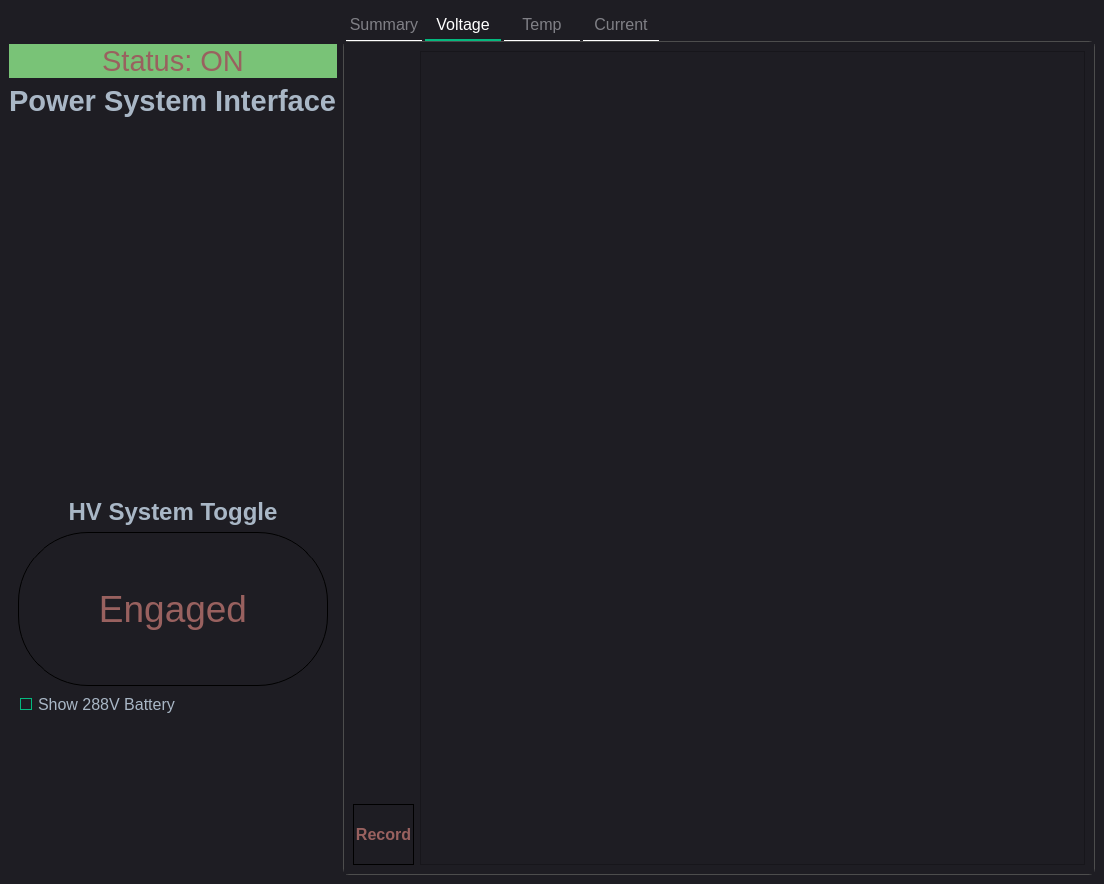
Before: the Qt Designer form gui/interface.ui in ZenghaoWang/hyperloop-power-system, drawn with Qt 5.
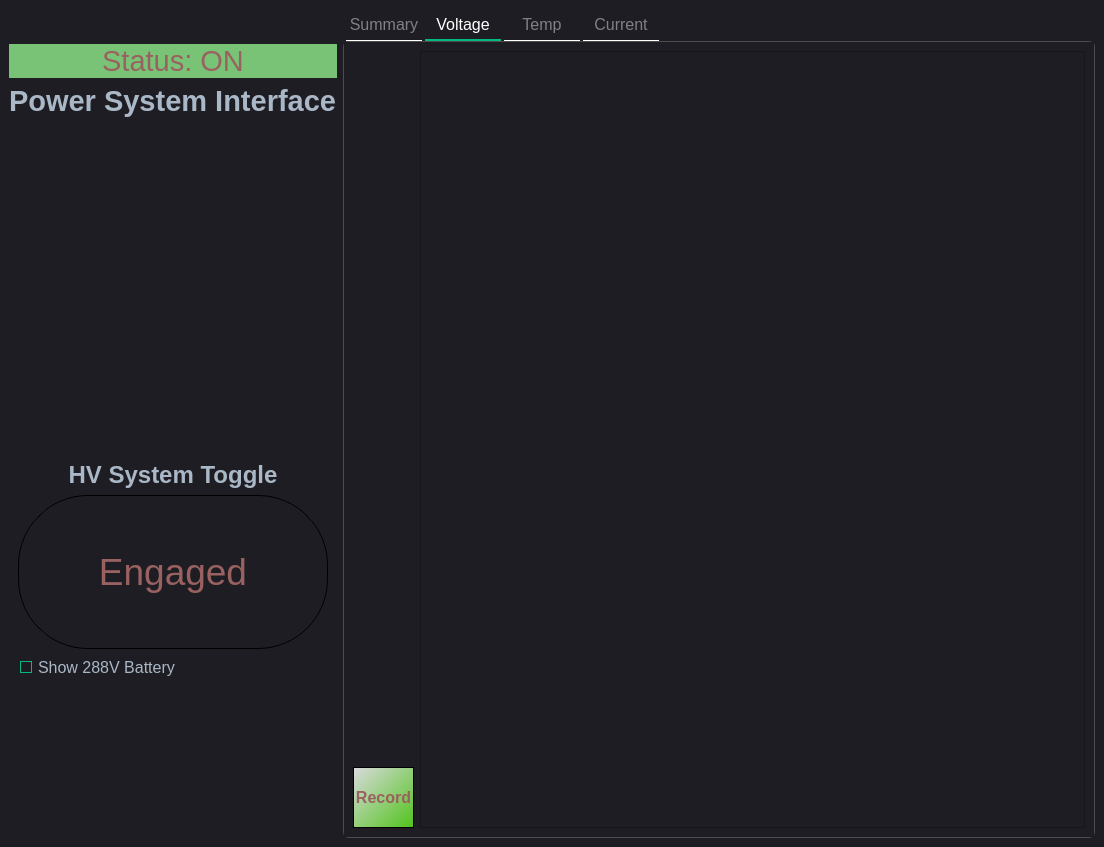
After: the same form once the commit is applied. The open tabs and pages were chosen to show the change. Icons and pictures are not drawn. Custom widgets are drawn as their Qt base class.

Diff of the .ui file:
```diff
--- a/gui/interface.ui
+++ b/gui/interface.ui
@@ -7,7 +7,7 @@
     <x>0</x>
     <y>0</y>
     <width>1104</width>
-    <height>884</height>
+    <height>847</height>
    </rect>
   </property>
   <property name="windowTitle">
@@ -746,7 +746,7 @@
              </font>
             </property>
             <property name="styleSheet">
-             <string notr="true"/>
+             <string notr="true">color: #99615f; background-color: qlineargradient(x1: 0, y1: 0, x2: 1, y2: 1, stop: 0 #dadbde, stop:  1 rgb(80, 195, 26));</string>
             </property>
             <property name="text">
              <string>Record</string>
```
Left out of the diff: 3 changed lines with no effect on the pictures.
